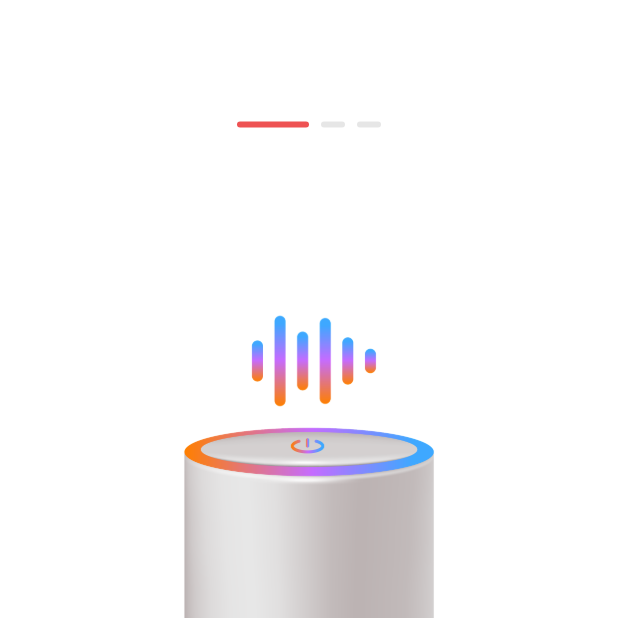
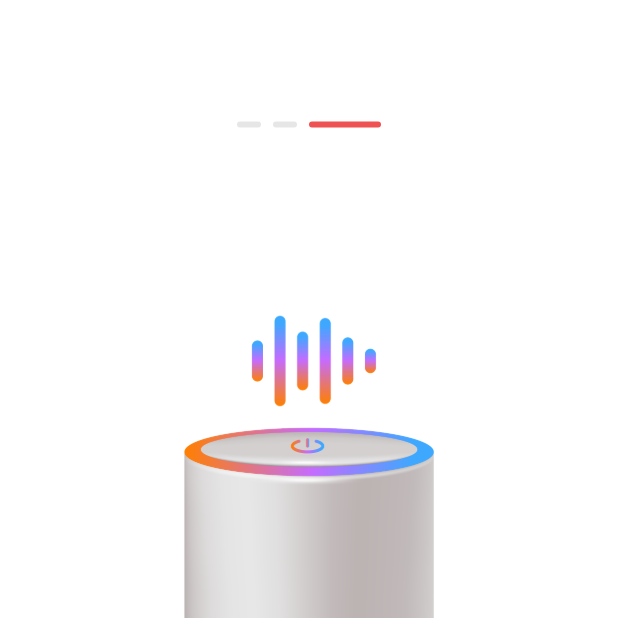
Before and after one commit to StormX404/NewsApp, a Flutter app: the screen it shows after launch, swiped to page 3, on a phone screen of 412 x 824 dp, the top half of it. Run offline on Flutter 3.47's test engine with Material 3 defaults, Android fonts, the phone set to English and light mode, and no system bars; drawn by our look-alikes of smooth_page_indicator; our stand-ins replace bloc, equatable, flutter_bloc, iconsax, lottie, shared_preferences and 1 more.

Commit message:
create and trigger onboarding cubit

```diff
--- /dev/null
+++ b/lib/core/services/shared_preferences_singleton.dart
@@ -0,0 +1,30 @@
+import 'package:shared_preferences/shared_preferences.dart';
+
+mixin Pref {
+  static SharedPreferences? _instance;
+  static bool isInitialized = false;
+
+  static Future<void> init() async {
+    _instance = await SharedPreferences.getInstance();
+    isInitialized = true;
+  }
+
+  static Future<void> setBool(String key, bool value) async {
+    if (!isInitialized) await init();
+    await _instance!.setBool(key, value);
+  }
+
+  static bool getBool(String key) {
+    if (!isInitialized) return false;
+    return _instance!.getBool(key) ?? false;
+  }
+
+  static Future<bool> shouldShowOnboarding() async {
+    if (!isInitialized) await init();
+    return _instance!.getBool('IsFirstTime') ?? true;
+  }
+
+  static Future<void> completeOnboarding() async {
+    await setBool('IsFirstTime', false);
+  }
+}
--- /dev/null
+++ b/lib/features/onboarding/cubits/on_boarding_cubit/on_boarding_state.dart
@@ -0,0 +1,21 @@
+part of 'on_boarding_cubit.dart';
+
+@immutable
+sealed class OnBoardingState extends Equatable {
+  @override
+  List<Object?> get props => [];
+}
+
+final class OnboardingInitial extends OnBoardingState {}
+
+final class OnboardingPageChanged extends OnBoardingState {
+
+  OnboardingPageChanged(this.index);
+
+  final int index;
+
+  @override
+  List<Object?> get props => [index];
+}
+
+final class OnBoardingCompleted extends OnBoardingState {}
--- a/lib/features/onboarding/onboarding_screen.dart
+++ b/lib/features/onboarding/onboarding_screen.dart
@@ -1,8 +1,10 @@
 import 'package:flutter/material.dart';
+import 'package:flutter_bloc/flutter_bloc.dart';
 import 'package:news_app/core/utils/constants/app_colors.dart';
 import 'package:news_app/core/utils/constants/image_strings.dart';
 import 'package:news_app/core/utils/constants/sizes.dart';
 import 'package:news_app/core/utils/constants/text_strings.dart';
+import 'package:news_app/features/onboarding/cubits/on_boarding_cubit/on_boarding_cubit.dart';
 import 'package:news_app/features/onboarding/widgets/onboarding_dot_navigation.dart';
 import 'package:news_app/features/onboarding/widgets/onboarding_next_button.dart';
 import 'package:news_app/features/onboarding/widgets/onboarding_page.dart';
@@ -13,6 +15,11 @@ class OnBoardingScreen extends StatelessWidget {
 
   @override
   Widget build(BuildContext context) {
+    return BlocProvider(
+      create: (context) => OnBoardingCubit(),
+      child: Builder(
+        builder: (context) {
+          final cubit = context.read<OnBoardingCubit>();
           final dark = Theme.of(context).brightness == Brightness.dark;
 
           return Container(
@@ -25,7 +32,8 @@ class OnBoardingScreen extends StatelessWidget {
                 // Horizontal scrollable pages
                 Expanded(
                   child: PageView(
-              controller: PageController(),
+                    controller: cubit.pageController,
+                    onPageChanged: (index) => cubit.updatePageIndicator(index),
                     children: const [
                       OnBoardingPage(
                         image: AppImages.onBoardingImage1,
@@ -47,12 +55,19 @@ class OnBoardingScreen extends StatelessWidget {
                 ),
 
                 // Next button
-          const OnBoardingNextButton(),
+                BlocBuilder<OnBoardingCubit, OnBoardingState>(
+                  builder: (context, state) {
+                    return const OnBoardingNextButton();
+                  },
+                ),
                 // Skip button
                 const OnBoardingSkip(),
                 const SizedBox(height: AppSizes.spaceBtwSections),
               ],
             ),
           );
+        },
+      ),
+    );
   }
 }
--- a/lib/features/onboarding/widgets/onboarding_dot_navigation.dart
+++ b/lib/features/onboarding/widgets/onboarding_dot_navigation.dart
@@ -1,6 +1,8 @@
 import 'package:flutter/material.dart';
+import 'package:flutter_bloc/flutter_bloc.dart';
 import 'package:news_app/core/utils/constants/app_colors.dart';
 import 'package:news_app/core/utils/constants/sizes.dart';
+import 'package:news_app/features/onboarding/cubits/on_boarding_cubit/on_boarding_cubit.dart';
 import 'package:smooth_page_indicator/smooth_page_indicator.dart';
 
 class OnBoardingDotNavigation extends StatelessWidget {
@@ -10,7 +12,7 @@ class OnBoardingDotNavigation extends StatelessWidget {
 
   @override
   Widget build(BuildContext context) {
-    final controller = PageController();
+    final cubit = context.read<OnBoardingCubit>();
     return Padding(
       padding: const EdgeInsets.only(top: AppSizes.appBarHeight + 25),
       child: Align(
@@ -21,7 +23,8 @@ class OnBoardingDotNavigation extends StatelessWidget {
             dotColor: AppColors.grey.withOpacity(0.8),
             dotHeight: 4,
           ),
-          controller: controller,
+          controller: cubit.pageController,
+          onDotClicked: cubit.dotNavigationClick,
           count: 3,
         ),
       ),
--- a/lib/features/onboarding/widgets/onboarding_next_button.dart
+++ b/lib/features/onboarding/widgets/onboarding_next_button.dart
@@ -1,36 +1,25 @@
 import 'package:flutter_bloc/flutter_bloc.dart';
 import 'package:flutter/material.dart';
 import 'package:news_app/core/utils/constants/app_colors.dart';
-import 'package:news_app/navigation_menu.dart';
+import 'package:news_app/features/onboarding/cubits/on_boarding_cubit/on_boarding_cubit.dart';
 
 class OnBoardingNextButton extends StatelessWidget {
   const OnBoardingNextButton({super.key});
 
   @override
   Widget build(BuildContext context) {
+    final cubit = context.read<OnBoardingCubit>();
     return SizedBox(
       width: MediaQuery.of(context).size.width * 0.8,
       child: ElevatedButton(
-        onPressed: () {
-          Navigator.push(
-            context,
-            MaterialPageRoute(
-              builder: (context) => BlocProvider(
-                create: (context) => NavigationCubit(),
-                child: const NavigationMenu(),
-              ),
-            ),
-          );
-          //=> OnBoardingController.instance.nextPage()
-        },
+        onPressed: () => cubit.nextPage(context),
         style: ElevatedButton.styleFrom(
           shape: RoundedRectangleBorder(
             borderRadius: BorderRadius.circular(50),
             side: const BorderSide(color: AppColors.primary),
           ),
           backgroundColor: AppColors.primary,
-          padding: const EdgeInsets.symmetric(
-              vertical: 15), // Horizontal padding removed as width is fixed
+          padding: const EdgeInsets.symmetric(vertical: 15),
         ),
         child: Text(
           'Continue',
--- a/lib/features/onboarding/widgets/onboarding_skip_button.dart
+++ b/lib/features/onboarding/widgets/onboarding_skip_button.dart
@@ -1,5 +1,6 @@
 import 'package:flutter/material.dart';
-
+import 'package:flutter_bloc/flutter_bloc.dart';
+import 'package:news_app/features/onboarding/cubits/on_boarding_cubit/on_boarding_cubit.dart';
 
 class OnBoardingSkip extends StatelessWidget {
   const OnBoardingSkip({
@@ -8,9 +9,11 @@ class OnBoardingSkip extends StatelessWidget {
 
   @override
   Widget build(BuildContext context) {
-    return  TextButton(
+    final cubit = context.read<OnBoardingCubit>();
+
+    return TextButton(
       onPressed: () {
-          //=> OnBoardingController.instance.skipPage()
+        cubit.skipPage(context);
       },
       child: Text(
         'skip',
--- a/lib/main.dart
+++ b/lib/main.dart
@@ -1,22 +1,37 @@
 import 'package:flutter/material.dart';
+import 'package:news_app/core/services/shared_preferences_singleton.dart';
 import 'package:news_app/core/utils/constants/theme.dart';
 import 'package:news_app/features/onboarding/onboarding_screen.dart';
+import 'package:news_app/navigation_menu.dart';
 
-void main() {
-  runApp(const MyApp());
+void main() async {
+
+  // ensure widgets are initialized
+  WidgetsFlutterBinding.ensureInitialized();
+
+  // initialise shared preferences
+  await Pref.init();
+
+  // run app
+  runApp(const NewsApp());
 }
 
-class MyApp extends StatelessWidget {
-  const MyApp({super.key});
+class NewsApp extends StatelessWidget {
+  const NewsApp({super.key});
 
-  // This widget is the root of your application.
   @override
   Widget build(BuildContext context) {
     return MaterialApp(
       debugShowCheckedModeBanner: false,
       theme: AppTheme.lightTheme,
       darkTheme: AppTheme.darkTheme,
-      home: const OnBoardingScreen(),
+      home: FutureBuilder<bool>(
+        future: Pref.shouldShowOnboarding(),
+        builder: (context, snapshot) {
+            final bool shouldShowOnboarding = snapshot.data ?? true;
+            return shouldShowOnboarding ? const OnBoardingScreen() : const NavigationMenu();
+        },
+      ),
     );
   }
 }
--- a/pubspec.yaml
+++ b/pubspec.yaml
@@ -37,6 +37,10 @@ dependencies:
   flutter_bloc: ^9.1.0
   timeago: ^3.7.0
   lottie: ^3.3.1
+  shared_preferences: ^2.5.2
+  equatable: ^2.0.7
+
+
 
 
 dev_dependencies:
```
Also changed, not shown: lib/features/onboarding/cubits/on_boarding_cubit/on_boarding_cubit.dart (added, +54 -0 lines), pubspec.lock, 3 other files. Lines whose indentation alone changed are shown as unchanged.
